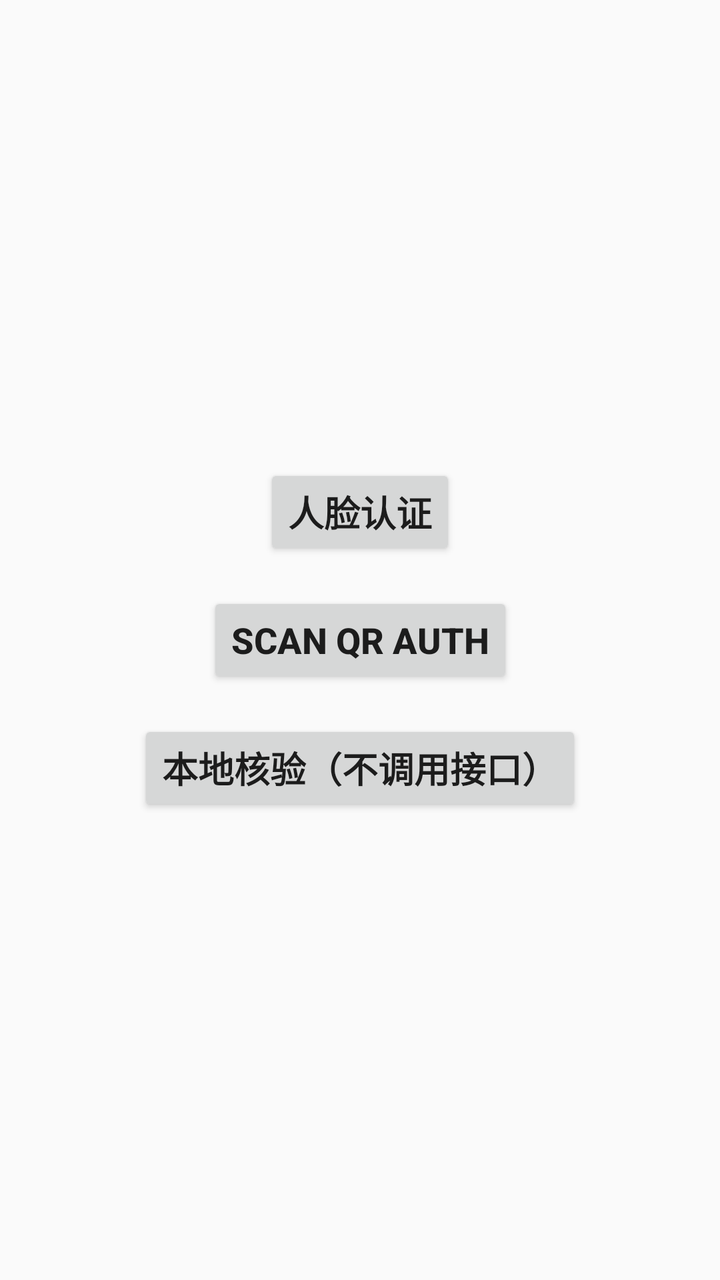
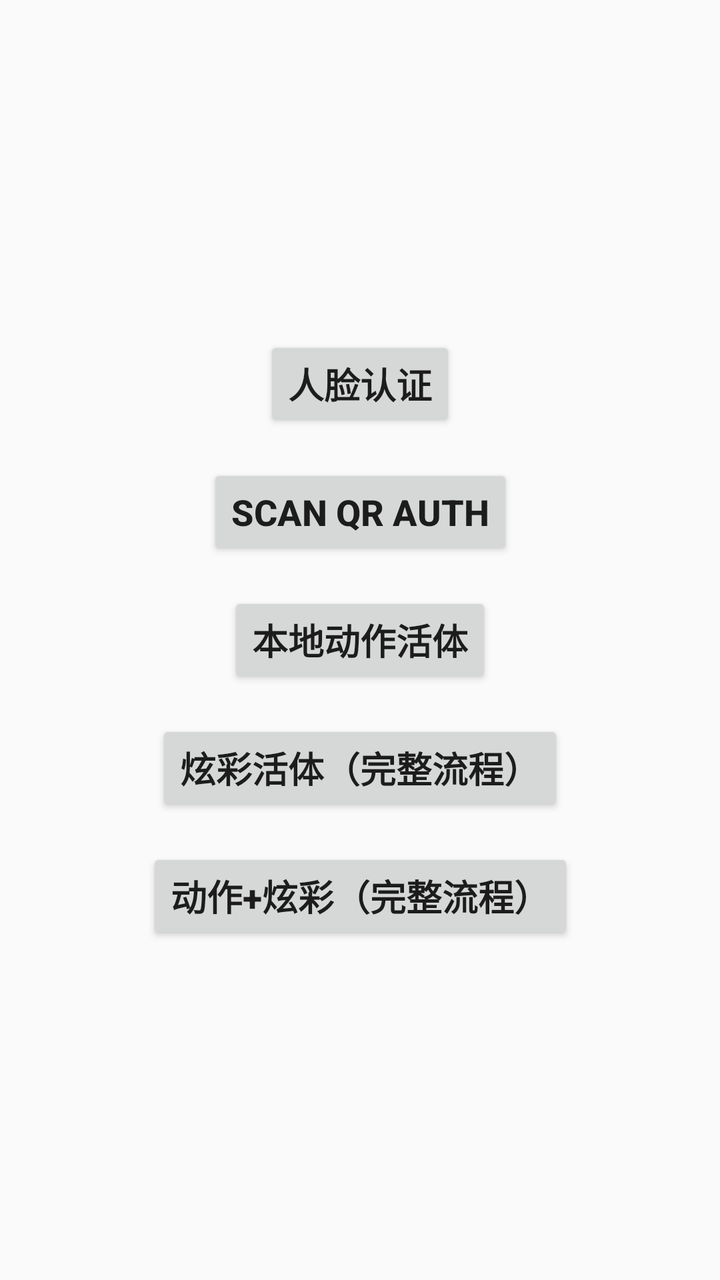

Screens rendered from an Android XML layout before and after an edit, with the pre-edit source and the edit as a unified diff.
<!-- AndroidManifest.xml: application theme Theme.TestFace -->
<!-- res/layout/activity_main.xml -->
<?xml version="1.0" encoding="utf-8"?>
<androidx.constraintlayout.widget.ConstraintLayout xmlns:android="http://schemas.android.com/apk/res/android"
    xmlns:app="http://schemas.android.com/apk/res-auto"
    xmlns:tools="http://schemas.android.com/tools"
    android:id="@+id/main"
    android:layout_width="match_parent"
    android:layout_height="match_parent"
    tools:context=".MainActivity">

    <Button
        android:id="@+id/btTestFace"
        android:layout_width="wrap_content"
        android:layout_height="wrap_content"
        android:text="人脸认证"
        android:textStyle="bold"
        android:textSize="18sp"
        app:layout_constraintBottom_toTopOf="@+id/btScanAuth"
        app:layout_constraintEnd_toEndOf="parent"
        app:layout_constraintStart_toStartOf="parent"
        app:layout_constraintTop_toTopOf="parent"
        app:layout_constraintVertical_chainStyle="packed" />

    <Button
        android:id="@+id/btScanAuth"
        android:layout_width="wrap_content"
        android:layout_height="wrap_content"
        android:layout_marginTop="16dp"
        android:text="@string/scan_auth"
        android:textSize="18sp"
        android:textStyle="bold"
        app:layout_constraintBottom_toTopOf="@+id/btLocalFace"
        app:layout_constraintEnd_toEndOf="parent"
        app:layout_constraintStart_toStartOf="parent"
        app:layout_constraintTop_toBottomOf="@+id/btTestFace" />

    <Button
        android:id="@+id/btLocalFace"
        android:layout_width="wrap_content"
        android:layout_height="wrap_content"
        android:layout_marginTop="16dp"
        android:text="本地核验（不调用接口）"
        android:textSize="18sp"
        android:textStyle="bold"
        app:layout_constraintBottom_toBottomOf="parent"
        app:layout_constraintEnd_toEndOf="parent"
        app:layout_constraintStart_toStartOf="parent"
        app:layout_constraintTop_toBottomOf="@+id/btScanAuth" />

</androidx.constraintlayout.widget.ConstraintLayout>
<!-- resources referenced by this layout -->
<resources>
  <string name="scan_auth">Scan QR Auth</string>
  <style name="Theme.TestFace" parent="Base.Theme.TestFace" />
  <style name="Base.Theme.TestFace" parent="Theme.AppCompat.DayNight.NoActionBar">
          
          
      </style>
</resources>

<!-- the commit's change to res/layout/activity_main.xml (unified diff, before → after) -->
@@ -38,12 +38,38 @@
         android:layout_width="wrap_content"
         android:layout_height="wrap_content"
         android:layout_marginTop="16dp"
-        android:text="本地核验（不调用接口）"
+        android:text="本地动作活体"
+        android:textSize="18sp"
+        android:textStyle="bold"
+        app:layout_constraintBottom_toTopOf="@+id/btLocalLight"
+        app:layout_constraintEnd_toEndOf="parent"
+        app:layout_constraintStart_toStartOf="parent"
+        app:layout_constraintTop_toBottomOf="@+id/btScanAuth" />
+
+    <Button
+        android:id="@+id/btLocalLight"
+        android:layout_width="wrap_content"
+        android:layout_height="wrap_content"
+        android:layout_marginTop="16dp"
+        android:text="炫彩活体（完整流程）"
+        android:textSize="18sp"
+        android:textStyle="bold"
+        app:layout_constraintBottom_toTopOf="@+id/btLocalMotionLight"
+        app:layout_constraintEnd_toEndOf="parent"
+        app:layout_constraintStart_toStartOf="parent"
+        app:layout_constraintTop_toBottomOf="@+id/btLocalFace" />
+
+    <Button
+        android:id="@+id/btLocalMotionLight"
+        android:layout_width="wrap_content"
+        android:layout_height="wrap_content"
+        android:layout_marginTop="16dp"
+        android:text="动作+炫彩（完整流程）"
         android:textSize="18sp"
         android:textStyle="bold"
         app:layout_constraintBottom_toBottomOf="parent"
         app:layout_constraintEnd_toEndOf="parent"
         app:layout_constraintStart_toStartOf="parent"
-        app:layout_constraintTop_toBottomOf="@+id/btScanAuth" />
+        app:layout_constraintTop_toBottomOf="@+id/btLocalLight" />
 
 </androidx.constraintlayout.widget.ConstraintLayout>
